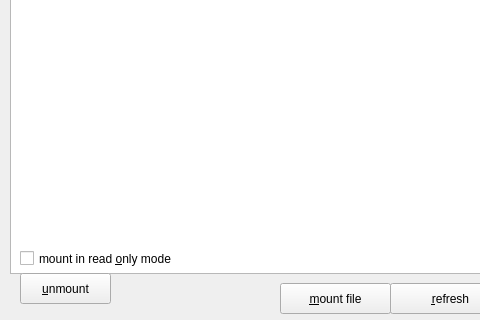
Qt form zuluMount-gui/mainwindow.ui (mhogomchungu/zuluCrypt) before a commit; both pictures show x 0 to 480 and y 157 to 477 of the 901 by 477 pixel window.
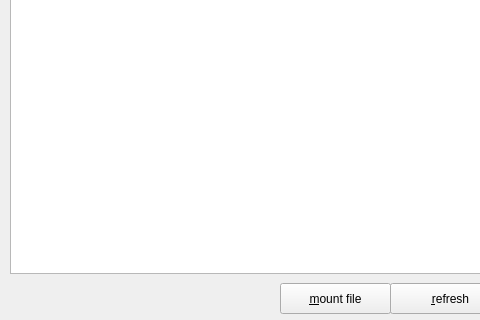
The same form after that commit.

What changed in the file:
```diff
--- a/zuluMount-gui/mainwindow.ui
+++ b/zuluMount-gui/mainwindow.ui
@@ -116,32 +116,6 @@
     </rect>
    </property>
   </widget>
-  <widget class="QPushButton" name="pbunmount">
-   <property name="geometry">
-    <rect>
-     <x>20</x>
-     <y>430</y>
-     <width>91</width>
-     <height>31</height>
-    </rect>
-   </property>
-   <property name="text">
-    <string>&amp;unmount</string>
-   </property>
-  </widget>
-  <widget class="QCheckBox" name="cbReadOnly">
-   <property name="geometry">
-    <rect>
-     <x>20</x>
-     <y>400</y>
-     <width>171</width>
-     <height>31</height>
-    </rect>
-   </property>
-   <property name="text">
-    <string>mount in read &amp;only mode</string>
-   </property>
-  </widget>
   <widget class="QPushButton" name="pbmount">
    <property name="geometry">
     <rect>
```
Left out of the diff: 2 changed lines with no effect on the pictures.
